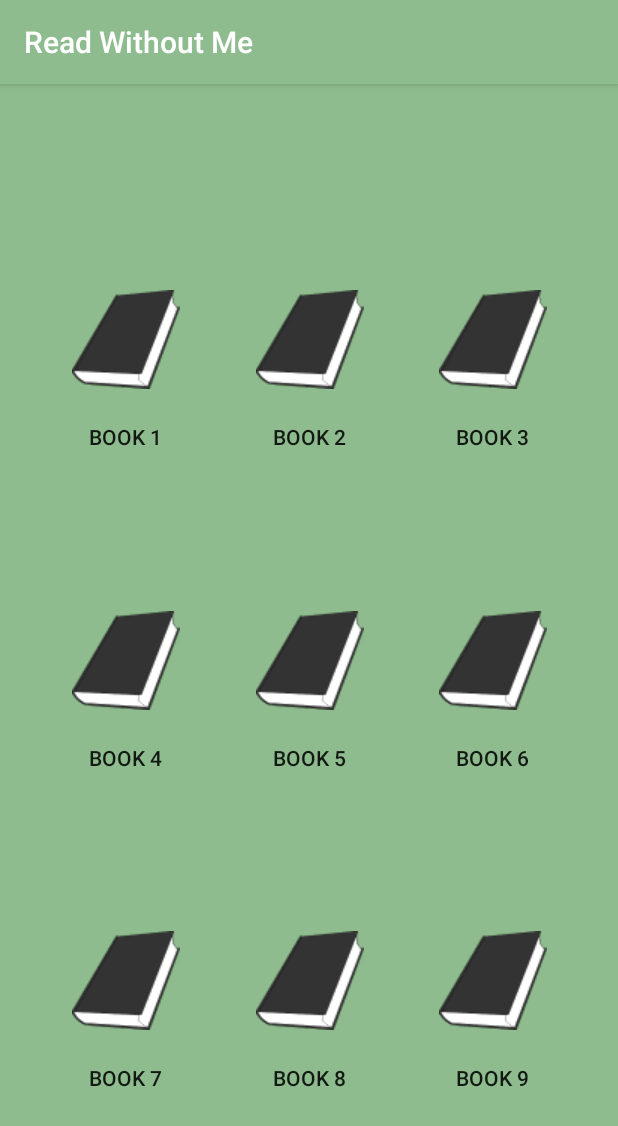
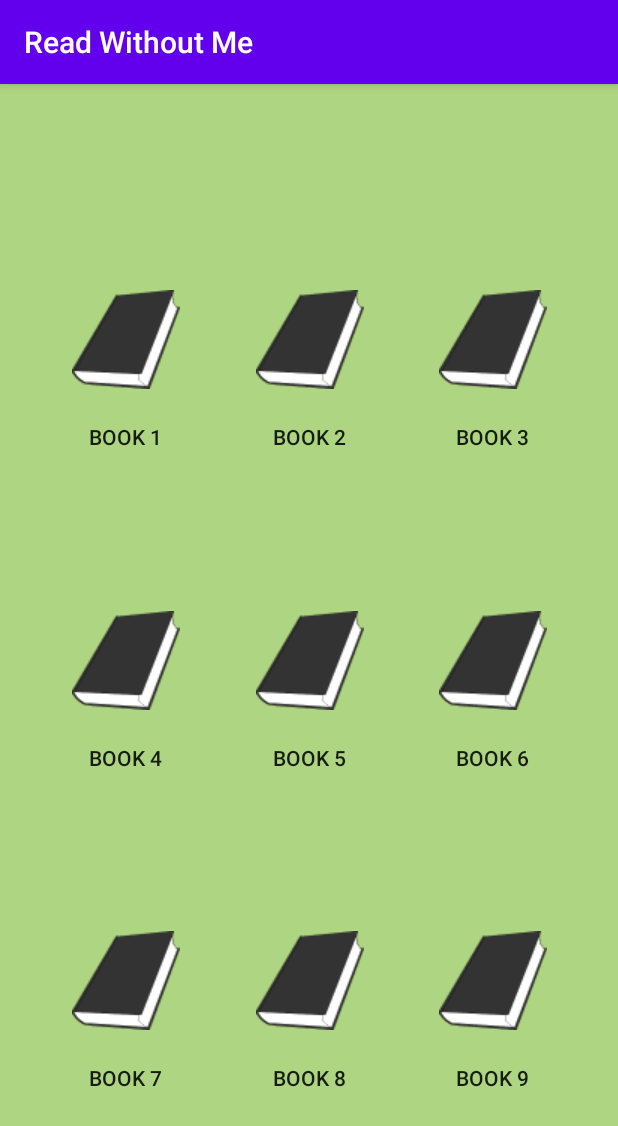
Before and after one commit to alprael/ReadWithoutMe, an Android app: the screen it shows after launch (BookActivity), on a phone screen of 412 x 824 dp. Shown: the top 1126 px of the screen. Run offline under Robolectric (Android 15) with nearby library versions, the phone set to English and light mode, and no system bars; our stand-ins replace Room's generated code; libraries missing offline, so code that uses them is left out: android.arch.persistence, com.facebook.stetho; 1 statement that could not run was skipped.

Commit message:
messing around with button styles and positions

```diff
--- a/app/src/main/AndroidManifest.xml
+++ b/app/src/main/AndroidManifest.xml
@@ -1,6 +1,8 @@
 <?xml version="1.0" encoding="utf-8"?>
 <manifest xmlns:android="http://schemas.android.com/apk/res/android"
   package="com.alprael.readwithoutme">
+
+  <uses-permission android:name="android.permission.INTERNET"/>
 
   <application
     android:name=".BookApplication"
--- a/app/src/main/res/layout/activity_book.xml
+++ b/app/src/main/res/layout/activity_book.xml
@@ -5,7 +5,7 @@
   xmlns:tools="http://schemas.android.com/tools"
   android:layout_width="match_parent"
   android:layout_height="match_parent"
-  android:background="@color/colorPrimary"
+  android:background="@color/book_color"
   tools:context=".controller.BookActivity">
 
   <Button
@@ -123,18 +123,19 @@
     android:adjustViewBounds="false"
     android:background="@null"
     android:cropToPadding="false"
-    android:src="@drawable/bookimg2"
+    android:src="@drawable/book_img"
     app:layout_constraintBottom_toTopOf="@+id/imageButton4"
     app:layout_constraintEnd_toStartOf="@+id/imageButton2"
     app:layout_constraintHorizontal_bias="0.5"
     app:layout_constraintStart_toStartOf="parent"
-    app:layout_constraintTop_toTopOf="parent"/>
+    app:layout_constraintTop_toTopOf="parent"
+    style="@style/Base.CardView"/>
   <ImageButton
     android:id="@+id/imageButton2"
     android:layout_width="78dp"
     android:layout_height="86dp"
     android:background="@null"
-    android:src="@drawable/bookimg2"
+    android:src="@drawable/book_img"
     app:layout_constraintBottom_toTopOf="@+id/imageButton5"
     app:layout_constraintEnd_toStartOf="@+id/imageButton3"
     app:layout_constraintHorizontal_bias="0.5"
@@ -145,7 +146,7 @@
     android:layout_width="78dp"
     android:layout_height="86dp"
     android:background="@null"
-    android:src="@drawable/bookimg2"
+    android:src="@drawable/book_img"
     app:layout_constraintBottom_toTopOf="@+id/imageButton6"
     app:layout_constraintEnd_toEndOf="parent"
     app:layout_constraintHorizontal_bias="0.5"
@@ -156,7 +157,7 @@
     android:layout_width="78dp"
     android:layout_height="86dp"
     android:background="@null"
-    android:src="@drawable/bookimg2"
+    android:src="@drawable/book_img"
     app:layout_constraintBottom_toTopOf="@+id/imageButton7"
     app:layout_constraintEnd_toStartOf="@+id/imageButton5"
     app:layout_constraintHorizontal_bias="0.5"
@@ -167,7 +168,7 @@
     android:layout_width="78dp"
     android:layout_height="86dp"
     android:background="@null"
-    android:src="@drawable/bookimg2"
+    android:src="@drawable/book_img"
     app:layout_constraintBottom_toTopOf="@+id/imageButton8"
     app:layout_constraintEnd_toStartOf="@+id/imageButton6"
     app:layout_constraintHorizontal_bias="0.5"
@@ -178,7 +179,7 @@
     android:layout_width="78dp"
     android:layout_height="86dp"
     android:background="@null"
-    android:src="@drawable/bookimg2"
+    android:src="@drawable/book_img"
     app:layout_constraintBottom_toTopOf="@+id/imageButton9"
     app:layout_constraintEnd_toEndOf="parent"
     app:layout_constraintHorizontal_bias="0.5"
@@ -189,7 +190,7 @@
     android:layout_width="78dp"
     android:layout_height="86dp"
     android:background="@null"
-    android:src="@drawable/bookimg2"
+    android:src="@drawable/book_img"
     app:layout_constraintBottom_toBottomOf="parent"
     app:layout_constraintEnd_toStartOf="@+id/imageButton8"
     app:layout_constraintHorizontal_bias="0.5"
@@ -200,7 +201,7 @@
     android:layout_width="78dp"
     android:layout_height="86dp"
     android:background="@null"
-    android:src="@drawable/bookimg2"
+    android:src="@drawable/book_img"
     app:layout_constraintBottom_toBottomOf="parent"
     app:layout_constraintEnd_toStartOf="@+id/imageButton9"
     app:layout_constraintHorizontal_bias="0.5"
@@ -211,7 +212,7 @@
     android:layout_width="78dp"
     android:layout_height="86dp"
     android:background="@null"
-    android:src="@drawable/bookimg2"
+    android:src="@drawable/book_img"
     app:layout_constraintBottom_toBottomOf="parent"
     app:layout_constraintEnd_toEndOf="parent"
     app:layout_constraintHorizontal_bias="0.5"
@@ -220,8 +221,10 @@
 
   <LinearLayout
     android:id="@+id/frag_container"
+    android:layout_width="match_parent"
+    android:layout_height="match_parent"
     android:orientation="vertical"
-    android:layout_width="match_parent"
-    android:layout_height="match_parent"></LinearLayout>
+    tools:layout_editor_absoluteX="0dp"
+    tools:layout_editor_absoluteY="36dp"></LinearLayout>
 
 </android.support.constraint.ConstraintLayout>
--- a/app/src/main/res/layout/fragment_quiz.xml
+++ b/app/src/main/res/layout/fragment_quiz.xml
@@ -3,7 +3,7 @@
   xmlns:tools="http://schemas.android.com/tools"
   android:layout_width="match_parent"
   android:layout_height="match_parent"
-  android:background="@color/colorPrimary"
+  android:background="@color/book_color"
   tools:context=".controller.QuizFragment">
 
   <TextView
--- a/app/src/main/res/values/colors.xml
+++ b/app/src/main/res/values/colors.xml
@@ -1,6 +1,7 @@
 <?xml version="1.0" encoding="utf-8"?>
 <resources>
-  <color name="colorPrimary">#8FBC8F</color>
+  <color name="colorPrimary">#6200EE</color>
   <color name="colorPrimaryDark">#303F9F</color>
-  <color name="colorAccent">#FF4081</color>
+  <color name="colorAccent">#3700B3</color>
+  <color name="book_color">#AED581</color>
 </resources>
--- a/app/src/main/res/values/dimens.xml
+++ b/app/src/main/res/values/dimens.xml
@@ -1,4 +1,4 @@
 <?xml version="1.0" encoding="utf-8"?>
 <resources>
-  <dimen name="frag_text_button_size">10dp</dimen>
+  <dimen name="frag_text_button_size">13dp</dimen>
 </resources>
```
Also changed, not shown: app/src/main/java/com/alprael/readwithoutme/controller/BookFragment.java (+24 -15 lines), app/src/main/res/layout/fragment_book.xml (+11 -13 lines), app/src/main/res/menu/fragment_menu.xml (added, +17 -0 lines), app/src/main/res/drawable-v24/book512.png (deleted), app/src/main/res/drawable-v24/book_img.png (renamed from app/src/main/res/drawable-v24/bookimg2.png), 1 other file.
